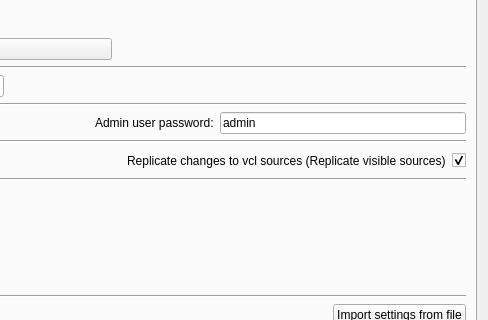
The window that forms/autoProducer.ui (Bryshot/TFG) describes before a commit, drawn with Qt 5; both pictures show x 612 to 1100 and y 135 to 455 of the 1100 by 673 pixel window.
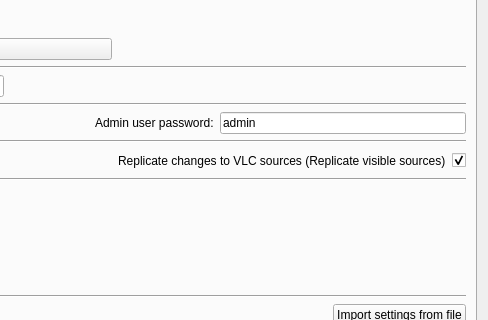
The same window after the commit.

Patch:
```diff
--- a/forms/autoProducer.ui
+++ b/forms/autoProducer.ui
@@ -293,7 +293,7 @@
          <item>
           <widget class="QLabel" name="label_16">
            <property name="text">
-            <string>Replicate changes to vcl sources (Replicate visible sources)</string>
+            <string>Replicate changes to VLC sources (Replicate visible sources)</string>
            </property>
           </widget>
          </item>
```
